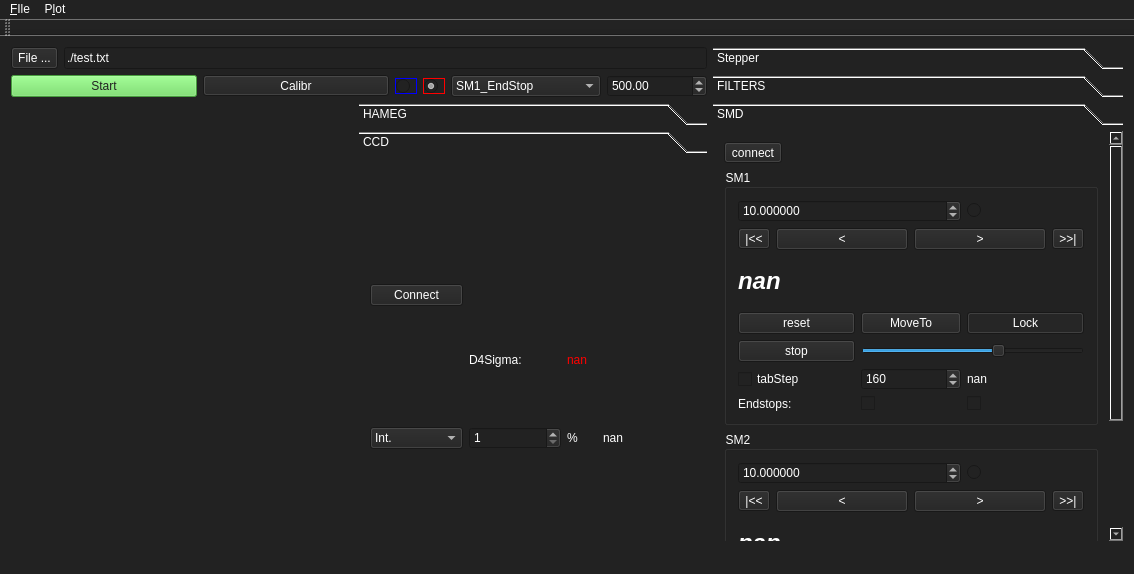
The window that mainwindow.ui (xkronosua/PICO_HG) describes before a commit, drawn with Qt 5.
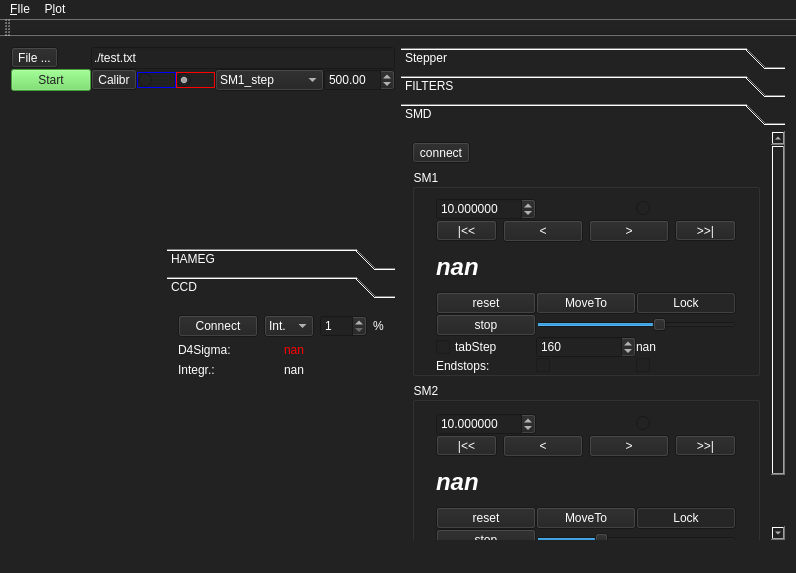
The same window after the commit. The open tabs and pages were chosen to show the change. Icons and pictures are not drawn.

Patch:
```diff
--- a/mainwindow.ui
+++ b/mainwindow.ui
@@ -6,8 +6,8 @@
    <rect>
     <x>0</x>
     <y>0</y>
-    <width>1134</width>
-    <height>574</height>
+    <width>796</width>
+    <height>573</height>
    </rect>
   </property>
   <property name="windowTitle">
@@ -20,58 +20,29 @@
    <locale language="English" country="UnitedStates"/>
   </property>
   <widget class="QWidget" name="cw">
-   <layout class="QHBoxLayout" name="horizontalLayout_2">
+   <layout class="QHBoxLayout" name="horizontalLayout_5">
     <item>
      <layout class="QVBoxLayout" name="mainView">
       <item>
-       <layout class="QHBoxLayout" name="fileConfig">
-        <item>
-         <widget class="QToolButton" name="saveToBtn">
-          <property name="sizePolicy">
-           <sizepolicy hsizetype="Fixed" vsizetype="Minimum">
-            <horstretch>0</horstretch>
-            <verstretch>0</verstretch>
-           </sizepolicy>
-          </property>
-          <property name="text">
-           <string>File ...</string>
-          </property>
-         </widget>
-        </item>
-        <item>
-         <widget class="QLineEdit" name="saveToPath">
-          <property name="sizePolicy">
-           <sizepolicy hsizetype="Expanding" vsizetype="Minimum">
-            <horstretch>0</horstretch>
-            <verstretch>0</verstretch>
-           </sizepolicy>
-          </property>
-          <property name="text">
-           <string>./test.txt</string>
-          </property>
-         </widget>
-        </item>
-       </layout>
-      </item>
-      <item>
-       <layout class="QHBoxLayout" name="measureBar">
-        <property name="spacing">
-         <number>6</number>
-        </property>
+       <layout class="QGridLayout" name="gridLayout_3">
         <property name="sizeConstraint">
-         <enum>QLayout::SetNoConstraint</enum>
+         <enum>QLayout::SetDefaultConstraint</enum>
         </property>
-        <property name="bottomMargin">
+        <property name="spacing">
          <number>0</number>
         </property>
-        <item>
+        <item row="1" column="1">
+         <widget class="QToolButton" name="startCalibr">
+          <property name="text">
+           <string>Calibr</string>
+          </property>
+          <property name="checkable">
+           <bool>true</bool>
+          </property>
+         </widget>
+        </item>
+        <item row="1" column="0">
          <widget class="QPushButton" name="startMeasurement">
-          <property name="sizePolicy">
-           <sizepolicy hsizetype="Expanding" vsizetype="Minimum">
-            <horstretch>0</horstretch>
-            <verstretch>0</verstretch>
-           </sizepolicy>
-          </property>
           <property name="styleSheet">
            <string notr="true">background-color: rgb(99, 220, 85);
 color: #222222;</string>
@@ -84,23 +55,25 @@
           </property>
          </widget>
         </item>
-        <item>
-         <widget class="QToolButton" name="startCalibr">
-          <property name="sizePolicy">
-           <sizepolicy hsizetype="Expanding" vsizetype="Maximum">
-            <horstretch>0</horstretch>
-            <verstretch>0</verstretch>
-           </sizepolicy>
+        <item row="1" column="3">
+         <widget class="QRadioButton" name="measurementDirCW">
+          <property name="styleSheet">
+           <string notr="true">border: 1px solid red;</string>
           </property>
           <property name="text">
-           <string>Calibr</string>
+           <string/>
           </property>
-          <property name="checkable">
+          <property name="icon">
+           <iconset theme="arrow-right">
+            <normaloff/>
+           </iconset>
+          </property>
+          <property name="checked">
            <bool>true</bool>
           </property>
          </widget>
         </item>
-        <item>
+        <item row="1" column="2">
          <widget class="QRadioButton" name="measurementDirCCW">
           <property name="styleSheet">
            <string notr="true">border: 1px solid blue;</string>
@@ -110,35 +83,32 @@
           </property>
           <property name="icon">
            <iconset theme="arrow-left">
-            <normaloff>.</normaloff>.</iconset>
+            <normaloff/>
+           </iconset>
           </property>
          </widget>
         </item>
-        <item>
-         <widget class="QRadioButton" name="measurementDirCW">
-          <property name="styleSheet">
-           <string notr="true">border: 1px solid red;</string>
+        <item row="1" column="5">
+         <widget class="QDoubleSpinBox" name="plotPeriod">
+          <property name="maximumSize">
+           <size>
+            <width>100</width>
+            <height>16777215</height>
+           </size>
           </property>
-          <property name="text">
-           <string/>
+          <property name="minimum">
+           <double>1.000000000000000</double>
           </property>
-          <property name="icon">
-           <iconset theme="arrow-right">
-            <normaloff>.</normaloff>.</iconset>
+          <property name="maximum">
+           <double>5000.000000000000000</double>
           </property>
-          <property name="checked">
-           <bool>true</bool>
+          <property name="value">
+           <double>500.000000000000000</double>
           </property>
          </widget>
         </item>
-        <item>
+        <item row="1" column="4">
          <widget class="QComboBox" name="measurementMode">
-          <property name="sizePolicy">
-           <sizepolicy hsizetype="MinimumExpanding" vsizetype="Maximum">
-            <horstretch>0</horstretch>
-            <verstretch>0</verstretch>
-           </sizepolicy>
-          </property>
           <property name="maximumSize">
            <size>
             <width>150</width>
@@ -154,7 +124,7 @@
            <string notr="true"/>
           </property>
           <property name="currentIndex">
-           <number>0</number>
+           <number>1</number>
           </property>
           <property name="frame">
            <bool>true</bool>
@@ -181,28 +151,17 @@
           </item>
          </widget>
         </item>
-        <item>
-         <widget class="QDoubleSpinBox" name="plotPeriod">
-          <property name="sizePolicy">
-           <sizepolicy hsizetype="MinimumExpanding" vsizetype="Maximum">
-            <horstretch>0</horstretch>
-            <verstretch>0</verstretch>
-           </sizepolicy>
+        <item row="0" column="0">
+         <widget class="QToolButton" name="saveToBtn">
+          <property name="text">
+           <string>File ...</string>
           </property>
-          <property name="maximumSize">
-           <size>
-            <width>100</width>
-            <height>16777215</height>
-           </size>
-          </property>
-          <property name="minimum">
-           <double>1.000000000000000</double>
-          </property>
-          <property name="maximum">
-           <double>5000.000000000000000</double>
-          </property>
-          <property name="value">
-           <double>500.000000000000000</double>
+         </widget>
+        </item>
+        <item row="0" column="1" colspan="5">
+         <widget class="QLineEdit" name="saveToPath">
+          <property name="text">
+           <string>./test.txt</string>
           </property>
          </widget>
         </item>
@@ -210,8 +169,17 @@
       </item>
       <item>
        <layout class="QHBoxLayout" name="horizontalLayout">
+        <property name="spacing">
+         <number>0</number>
+        </property>
+        <property name="sizeConstraint">
+         <enum>QLayout::SetMaximumSize</enum>
+        </property>
         <item>
          <layout class="QVBoxLayout" name="leftView">
+          <property name="sizeConstraint">
+           <enum>QLayout::SetMaximumSize</enum>
+          </property>
           <item>
            <spacer name="horizontalSpacer">
             <property name="orientation">
@@ -220,7 +188,7 @@
             <property name="sizeHint" stdset="0">
              <size>
               <width>40</width>
-              <height>20</height>
+              <height>0</height>
              </size>
             </property>
            </spacer>
@@ -230,10 +198,37 @@
             <property name="sizeConstraint">
              <enum>QLayout::SetMinimumSize</enum>
             </property>
+            <item>
+             <spacer name="verticalSpacer_2">
+              <property name="orientation">
+               <enum>Qt::Vertical</enum>
+              </property>
+              <property name="sizeHint" stdset="0">
+               <size>
+                <width>20</width>
+                <height>40</height>
+               </size>
+              </property>
+             </spacer>
+            </item>
            </layout>
           </item>
           <item>
-           <layout class="QVBoxLayout" name="dataPlot"/>
+           <layout class="QVBoxLayout" name="dataPlot">
+            <item>
+             <spacer name="verticalSpacer_3">
+              <property name="orientation">
+               <enum>Qt::Vertical</enum>
+              </property>
+              <property name="sizeHint" stdset="0">
+               <size>
+                <width>20</width>
+                <height>40</height>
+               </size>
+              </property>
+             </spacer>
+            </item>
+           </layout>
           </item>
          </layout>
         </item>
@@ -245,7 +240,7 @@
           <item>
            <widget class="QToolBox" name="dataSources">
             <property name="sizePolicy">
-             <sizepolicy hsizetype="Minimum" vsizetype="Preferred">
+             <sizepolicy hsizetype="Minimum" vsizetype="Maximum">
               <horstretch>0</horstretch>
               <verstretch>0</verstretch>
              </sizepolicy>
@@ -257,15 +252,15 @@
              </size>
             </property>
             <property name="currentIndex">
-             <number>1</number>
+             <number>0</number>
             </property>
             <widget class="QWidget" name="page_HAMEG">
              <property name="geometry">
               <rect>
                <x>0</x>
                <y>0</y>
-               <width>346</width>
-               <height>333</height>
+               <width>222</width>
+               <height>315</height>
               </rect>
              </property>
              <property name="sizePolicy">
@@ -776,15 +771,17 @@
               <rect>
                <x>0</x>
                <y>0</y>
-               <width>346</width>
-               <height>333</height>
+               <width>249</width>
+               <height>121</height>
               </rect>
              </property>
              <attribute name="label">
               <string>CCD</string>
              </attribute>
-             <layout class="QGridLayout" name="gridLayout_3">
-              <item row="1" column="0" rowspan="2">
+             <layout class="QVBoxLayout" name="verticalLayout_7">
+              <item>
+               <layout class="QHBoxLayout" name="horizontalLayout_2">
+                <item>
                <widget class="QPushButton" name="CCD_connect">
                 <property name="text">
                  <string>Connect</string>
@@ -794,7 +791,7 @@
                 </property>
                </widget>
               </item>
-              <item row="3" column="0">
+                <item>
                <widget class="QComboBox" name="CCD_trigger">
                 <item>
                  <property name="text">
@@ -808,7 +805,7 @@
                 </item>
                </widget>
               </item>
-              <item row="3" column="1">
+                <item>
                <widget class="QSpinBox" name="CCD_exposure">
                 <property name="minimum">
                  <number>1</number>
@@ -821,7 +818,7 @@
                 </property>
                </widget>
               </item>
-              <item row="3" column="2">
+                <item>
                <widget class="QLabel" name="label_2">
                 <property name="maximumSize">
                  <size>
@@ -834,14 +831,18 @@
                 </property>
                </widget>
               </item>
-              <item row="2" column="1">
+               </layout>
+              </item>
+              <item>
+               <layout class="QHBoxLayout" name="horizontalLayout_3">
+                <item>
                <widget class="QLabel" name="label_5">
                 <property name="text">
                  <string>D4Sigma:</string>
                 </property>
                </widget>
               </item>
-              <item row="2" column="2">
+                <item>
                <widget class="QLabel" name="D4Sigma">
                 <property name="toolTip">
                  <string>fast diameter</string>
@@ -855,7 +856,18 @@
                 </property>
                </widget>
               </item>
-              <item row="3" column="3">
+               </layout>
+              </item>
+              <item>
+               <layout class="QHBoxLayout" name="horizontalLayout_4">
+                <item>
+                 <widget class="QLabel" name="label_6">
+                  <property name="text">
+                   <string>Integr.:</string>
+                  </property>
+                 </widget>
+                </item>
+                <item>
                <widget class="QLabel" name="CCD_sum">
                 <property name="text">
                  <string>nan</string>
@@ -863,33 +875,38 @@
                </widget>
               </item>
              </layout>
+              </item>
+             </layout>
             </widget>
            </widget>
           </item>
           <item>
            <layout class="QVBoxLayout" name="oscilloPlot">
+            <property name="spacing">
+             <number>0</number>
+            </property>
             <property name="sizeConstraint">
-             <enum>QLayout::SetDefaultConstraint</enum>
+             <enum>QLayout::SetMaximumSize</enum>
             </property>
+           </layout>
+          </item>
+         </layout>
+        </item>
             <item>
-             <spacer name="verticalSpacer_2">
+         <spacer name="verticalSpacer">
               <property name="orientation">
                <enum>Qt::Vertical</enum>
               </property>
               <property name="sizeType">
-               <enum>QSizePolicy::Ignored</enum>
+           <enum>QSizePolicy::Minimum</enum>
               </property>
               <property name="sizeHint" stdset="0">
                <size>
-                <width>20</width>
-                <height>81</height>
+            <width>0</width>
+            <height>40</height>
                </size>
               </property>
              </spacer>
-            </item>
-           </layout>
-          </item>
-         </layout>
         </item>
        </layout>
       </item>
@@ -898,7 +915,7 @@
     <item>
      <widget class="QToolBox" name="toolBox">
       <property name="sizePolicy">
-       <sizepolicy hsizetype="MinimumExpanding" vsizetype="Preferred">
+       <sizepolicy hsizetype="Preferred" vsizetype="Expanding">
         <horstretch>0</horstretch>
         <verstretch>0</verstretch>
        </sizepolicy>
@@ -932,8 +949,8 @@
         <rect>
          <x>0</x>
          <y>0</y>
-         <width>410</width>
-         <height>399</height>
+         <width>320</width>
+         <height>389</height>
         </rect>
        </property>
        <property name="sizePolicy">
@@ -1145,8 +1162,8 @@
         <rect>
          <x>0</x>
          <y>0</y>
-         <width>410</width>
-         <height>399</height>
+         <width>326</width>
+         <height>376</height>
         </rect>
        </property>
        <attribute name="label">
@@ -1538,9 +1555,9 @@
        <property name="geometry">
         <rect>
          <x>0</x>
-         <y>-297</y>
-         <width>390</width>
-         <height>696</height>
+         <y>-180</y>
+         <width>307</width>
+         <height>569</height>
         </rect>
        </property>
        <attribute name="label">
@@ -1548,8 +1565,6 @@
        </attribute>
        <layout class="QVBoxLayout" name="verticalLayout_4">
         <item>
-         <layout class="QFormLayout" name="formLayout_2">
-          <item row="0" column="0">
            <widget class="QToolButton" name="SMD_connect">
             <property name="text">
              <string>connect</string>
@@ -1559,12 +1574,10 @@
             </property>
            </widget>
           </item>
-         </layout>
-        </item>
         <item>
          <widget class="QGroupBox" name="groupBox_2">
           <property name="sizePolicy">
-           <sizepolicy hsizetype="MinimumExpanding" vsizetype="Preferred">
+           <sizepolicy hsizetype="Minimum" vsizetype="Preferred">
             <horstretch>0</horstretch>
             <verstretch>0</verstretch>
            </sizepolicy>
@@ -1573,10 +1586,37 @@
            <string>SM1</string>
           </property>
           <layout class="QGridLayout" name="gridLayout_10">
+           <property name="leftMargin">
+            <number>0</number>
+           </property>
+           <property name="topMargin">
+            <number>9</number>
+           </property>
+           <property name="rightMargin">
+            <number>0</number>
+           </property>
+           <property name="bottomMargin">
+            <number>0</number>
+           </property>
+           <property name="spacing">
+            <number>0</number>
+           </property>
            <item row="0" column="0">
             <layout class="QGridLayout" name="gridLayout">
+             <property name="sizeConstraint">
+              <enum>QLayout::SetMinimumSize</enum>
+             </property>
+             <property name="spacing">
+              <number>0</number>
+             </property>
              <item row="7" column="2">
               <widget class="QCheckBox" name="SM1_rightEndstop">
+               <property name="maximumSize">
+                <size>
+                 <width>100</width>
+                 <height>16777215</height>
+                </size>
+               </property>
                <property name="text">
                 <string/>
                </property>
@@ -1584,6 +1624,12 @@
              </item>
              <item row="7" column="0">
               <widget class="QLabel" name="label_3">
+               <property name="maximumSize">
+                <size>
+                 <width>100</width>
+                 <height>16777215</height>
+                </size>
+               </property>
                <property name="text">
                 <string>Endstops:</string>
                </property>
@@ -1591,6 +1637,12 @@
              </item>
              <item row="7" column="1">
               <widget class="QCheckBox" name="SM1_leftEndstop">
+               <property name="maximumSize">
+                <size>
+                 <width>100</width>
+                 <height>16777215</height>
+                </size>
+               </property>
                <property name="text">
                 <string/>
                </property>
@@ -1626,6 +1678,12 @@
              </item>
              <item row="6" column="2">
               <widget class="QLabel" name="SM1_stepsCounter">
+               <property name="maximumSize">
+                <size>
+                 <width>100</width>
+                 <height>16777215</height>
+                </size>
+               </property>
                <property name="toolTip">
                 <string>&lt;html&gt;&lt;head/&gt;&lt;body&gt;&lt;p&gt;SM1 driver stepCounter&lt;/p&gt;&lt;/body&gt;&lt;/html&gt;</string>
                </property>
@@ -1663,7 +1721,7 @@
                </property>
                <property name="maximumSize">
                 <size>
-                 <width>16777215</width>
+                 <width>100</width>
                  <height>100</height>
                 </size>
                </property>
@@ -1685,6 +1743,12 @@
              </item>
              <item row="0" column="0" colspan="2">
               <widget class="QDoubleSpinBox" name="SM1_step">
+               <property name="maximumSize">
+                <size>
+                 <width>100</width>
+                 <height>16777215</height>
+                </size>
+               </property>
                <property name="decimals">
                 <number>6</number>
                </property>
@@ -1701,45 +1765,81 @@
              </item>
              <item row="0" column="2">
               <widget class="QRadioButton" name="SM1_moving">
+               <property name="maximumSize">
+                <size>
+                 <width>100</width>
+                 <height>16777215</height>
+                </size>
+               </property>
                <property name="text">
                 <string/>
                </property>
               </widget>
              </item>
              <item row="1" column="0" colspan="3">
-              <layout class="QGridLayout" name="gridLayout_4">
-               <item row="1" column="4">
-                <widget class="QToolButton" name="SM1_right2end">
-                 <property name="text">
-                  <string>&gt;&gt;|</string>
-                 </property>
-                </widget>
-               </item>
-               <item row="1" column="0">
+              <layout class="QHBoxLayout" name="horizontalLayout_6">
+               <item>
                 <widget class="QToolButton" name="SM1_left2end">
+                 <property name="maximumSize">
+                  <size>
+                   <width>100</width>
+                   <height>16777215</height>
+                  </size>
+                 </property>
                  <property name="text">
                   <string>|&lt;&lt;</string>
                  </property>
                 </widget>
                </item>
-               <item row="1" column="3">
-                <widget class="QPushButton" name="SM1_stepRight">
-                 <property name="text">
-                  <string>&gt;</string>
-                 </property>
-                </widget>
-               </item>
-               <item row="1" column="1">
+               <item>
                 <widget class="QPushButton" name="SM1_stepLeft">
+                 <property name="maximumSize">
+                  <size>
+                   <width>100</width>
+                   <height>16777215</height>
+                  </size>
+                 </property>
                  <property name="text">
                   <string>&lt;</string>
                  </property>
                 </widget>
                </item>
+               <item>
+                <widget class="QPushButton" name="SM1_stepRight">
+                 <property name="maximumSize">
+                  <size>
+                   <width>100</width>
+                   <height>16777215</height>
+                  </size>
+                 </property>
+                 <property name="text">
+                  <string>&gt;</string>
+                 </property>
+                </widget>
+               </item>
+               <item>
+                <widget class="QToolButton" name="SM1_right2end">
+                 <property name="maximumSize">
+                  <size>
+                   <width>100</width>
+                   <height>16777215</height>
+                  </size>
+                 </property>
+                 <property name="text">
+                  <string>&gt;&gt;|</string>
+                 </property>
+                </widget>
+               </item>
               </layout>
              </item>
              <item row="6" column="0">
               <widget class="QCheckBox" name="SM1_tabStep">
+               <property name="maximumSize">
+                <size>
+                 <width>100</width>
+                 <height>16777215</height>
+                </size>
+               </property>
                <property name="text">
                 <string>tabStep</string>
                </property>
@@ -1747,6 +1847,12 @@
              </item>
              <item row="4" column="0">
               <widget class="QPushButton" name="SM1_reset">
+               <property name="maximumSize">
+                <size>
+                 <width>100</width>
+                 <height>16777215</height>
+                </size>
+               </property>
                <property name="text">
                 <string>reset</string>
                </property>
@@ -1754,6 +1860,12 @@
              </item>
              <item row="5" column="0">
               <widget class="QPushButton" name="SM1_stop">
+               <property name="maximumSize">
+                <size>
+                 <width>100</width>
+                 <height>16777215</height>
+                </size>
+               </property>
                <property name="text">
                 <string>stop</string>
                </property>
@@ -1761,6 +1873,12 @@
              </item>
              <item row="4" column="1">
               <widget class="QPushButton" name="SM1_absMove">
+               <property name="maximumSize">
+                <size>
+                 <width>100</width>
+                 <height>16777215</height>
+                </size>
+               </property>
                <property name="text">
                 <string>MoveTo</string>
                </property>
@@ -1768,6 +1886,12 @@
              </item>
              <item row="4" column="2">
               <widget class="QPushButton" name="SM1_lock">
+               <property name="maximumSize">
+                <size>
+                 <width>100</width>
+                 <height>16777215</height>
+                </size>
+               </property>
                <property name="text">
                 <string>Lock</string>
                </property>
@@ -1787,7 +1911,7 @@
         <item>
          <widget class="QGroupBox" name="groupBox_3">
           <property name="sizePolicy">
-           <sizepolicy hsizetype="MinimumExpanding" vsizetype="Preferred">
+           <sizepolicy hsizetype="Minimum" vsizetype="Preferred">
             <horstretch>0</horstretch>
             <verstretch>0</verstretch>
            </sizepolicy>
@@ -1796,10 +1920,34 @@
            <string>SM2</string>
           </property>
           <layout class="QGridLayout" name="gridLayout_9">
+           <property name="leftMargin">
+            <number>0</number>
+           </property>
+           <property name="rightMargin">
+            <number>0</number>
+           </property>
+           <property name="bottomMargin">
+            <number>0</number>
+           </property>
+           <property name="spacing">
+            <number>0</number>
+           </property>
            <item row="0" column="0">
             <layout class="QGridLayout" name="gridLayout_5">
+             <property name="sizeConstraint">
+              <enum>QLayout::SetMinimumSize</enum>
+             </property>
+             <property name="spacing">
+              <number>0</number>
+             </property>
              <item row="8" column="0">
               <widget class="QLabel" name="label_4">
+               <property name="maximumSize">
+                <size>
+                 <width>100</width>
+                 <height>16777215</height>
+                </size>
+               </property>
                <property name="text">
                 <string>Endstops:</string>
                </property>
@@ -1826,6 +1974,12 @@
              </item>
              <item row="8" column="1">
               <widget class="QCheckBox" name="SM2_rightEndstop">
+               <property name="maximumSize">
+                <size>
+                 <width>100</width>
+                 <height>16777215</height>
+                </size>
+               </property>
                <property name="text">
                 <string/>
                </property>
@@ -1833,6 +1987,12 @@
              </item>
              <item row="8" column="2">
               <widget class="QCheckBox" name="SM2_leftEndstop">
+               <property name="maximumSize">
+                <size>
+                 <width>100</width>
+                 <height>16777215</height>
+                </size>
+               </property>
                <property name="text">
                 <string/>
                </property>
@@ -1849,6 +2009,12 @@
              </item>
              <item row="4" column="2">
               <widget class="QPushButton" name="SM2_lock">
+               <property name="maximumSize">
+                <size>
+                 <width>100</width>
+                 <height>16777215</height>
+                </size>
+               </property>
                <property name="text">
                 <string>Lock</string>
                </property>
@@ -1884,6 +2050,12 @@
              </item>
              <item row="6" column="2">
               <widget class="QLabel" name="SM2_stepsCounter">
+               <property name="maximumSize">
+                <size>
+                 <width>100</width>
+                 <height>16777215</height>
+                </size>
+               </property>
                <property name="text">
                 <string>nan</string>
                </property>
@@ -1899,7 +2071,7 @@
                </property>
                <property name="maximumSize">
                 <size>
-                 <width>16777215</width>
+                 <width>100</width>
                  <height>100</height>
                 </size>
                </property>
@@ -1918,6 +2090,12 @@
              </item>
              <item row="0" column="0" colspan="2">
               <widget class="QDoubleSpinBox" name="SM2_step">
+               <property name="maximumSize">
+                <size>
+                 <width>100</width>
+                 <height>16777215</height>
+                </size>
+               </property>
                <property name="decimals">
                 <number>6</number>
                </property>
@@ -1934,45 +2112,81 @@
              </item>
              <item row="0" column="2">
               <widget class="QRadioButton" name="SM2_moving">
+               <property name="maximumSize">
+                <size>
+                 <width>100</width>
+                 <height>16777215</height>
+                </size>
+               </property>
                <property name="text">
                 <string/>
                </property>
               </widget>
              </item>
              <item row="1" column="0" colspan="3">
-              <layout class="QGridLayout" name="gridLayout_6">
-               <item row="1" column="4">
-                <widget class="QToolButton" name="SM2_right2end">
-                 <property name="text">
-                  <string>&gt;&gt;|</string>
-                 </property>
-                </widget>
-               </item>
-               <item row="1" column="0">
+              <layout class="QHBoxLayout" name="horizontalLayout_7">
+               <item>
                 <widget class="QToolButton" name="SM2_left2end">
+                 <property name="maximumSize">
+                  <size>
+                   <width>100</width>
+                   <height>16777215</height>
+                  </size>
+                 </property>
                  <property name="text">
                   <string>|&lt;&lt;</string>
                  </property>
                 </widget>
                </item>
-               <item row="1" column="1">
+               <item>
                 <widget class="QPushButton" name="SM2_stepLeft">
+                 <property name="maximumSize">
+                  <size>
+                   <width>100</width>
+                   <height>16777215</height>
+                  </size>
+                 </property>
                  <property name="text">
                   <string>&lt;</string>
                  </property>
                 </widget>
                </item>
-               <item row="1" column="3">
+               <item>
                 <widget class="QPushButton" name="SM2_stepRight">
+                 <property name="maximumSize">
+                  <size>
+                   <width>100</width>
+                   <height>16777215</height>
+                  </size>
+                 </property>
                  <property name="text">
                   <string>&gt;</string>
                  </property>
                 </widget>
                </item>
+               <item>
+                <widget class="QToolButton" name="SM2_right2end">
+                 <property name="maximumSize">
+                  <size>
+                   <width>100</width>
+                   <height>16777215</height>
+                  </size>
+                 </property>
+                 <property name="text">
+                  <string>&gt;&gt;|</string>
+                 </property>
+                </widget>
+               </item>
               </layout>
              </item>
              <item row="6" column="0">
               <widget class="QCheckBox" name="SM2_tabStep">
+               <property name="maximumSize">
+                <size>
+                 <width>100</width>
+                 <height>16777215</height>
+                </size>
+               </property>
                <property name="text">
                 <string>tabStep</string>
                </property>
@@ -1980,6 +2194,12 @@
              </item>
              <item row="4" column="0">
               <widget class="QPushButton" name="SM2_reset">
+               <property name="maximumSize">
+                <size>
+                 <width>100</width>
+                 <height>16777215</height>
+                </size>
+               </property>
                <property name="text">
                 <string>reset</string>
                </property>
@@ -1987,6 +2207,12 @@
              </item>
              <item row="4" column="1">
               <widget class="QPushButton" name="SM2_absMove">
+               <property name="maximumSize">
+                <size>
+                 <width>100</width>
+                 <height>16777215</height>
+                </size>
+               </property>
                <property name="text">
                 <string>MoveTo</string>
                </property>
@@ -1994,6 +2220,12 @@
              </item>
              <item row="5" column="0">
               <widget class="QPushButton" name="SM2_stop">
+               <property name="maximumSize">
+                <size>
+                 <width>100</width>
+                 <height>16777215</height>
+                </size>
+               </property>
                <property name="text">
                 <string>stop</string>
                </property>
@@ -2015,8 +2247,8 @@
     <rect>
      <x>0</x>
      <y>0</y>
-     <width>1134</width>
-     <height>30</height>
+     <width>796</width>
+     <height>26</height>
     </rect>
    </property>
    <widget class="QMenu" name="menuFIle">
```
Lines whose indentation alone changed are shown as unchanged.
